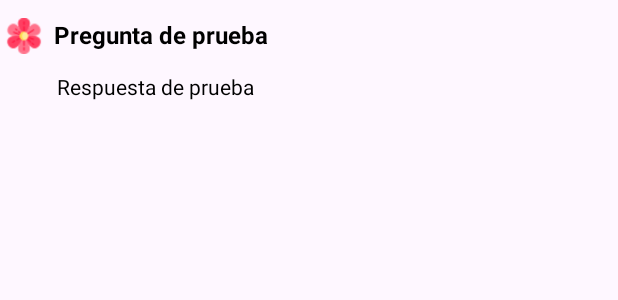
After one commit to natyvcodes/education-app-cop16, an Android app: the layout item_list.xml on its own in the app's theme, with its tools: preview values and no code run, on a phone screen of 412 x 824 dp. The commit adds this screen. Shown: the top 300 px of the screen. Run offline under Robolectric (Android 15) with nearby library versions, the phone set to English and light mode, and no system bars.

Commit message:
faq component working

```diff
--- /dev/null
+++ b/app/src/main/res/layout/item_list.xml
@@ -0,0 +1,58 @@
+<LinearLayout
+    xmlns:android="http://schemas.android.com/apk/res/android"
+    xmlns:app="http://schemas.android.com/apk/res-auto"
+    android:id="@+id/linearLayout"
+    android:layout_width="match_parent"
+    android:layout_height="wrap_content"
+    android:orientation="vertical"
+    >
+
+    <LinearLayout
+        android:layout_width="match_parent"
+        android:layout_height="match_parent"
+        android:paddingVertical="12dp"
+        android:orientation="horizontal">
+        <ImageView
+            android:id="@+id/imageView3"
+            android:layout_width="wrap_content"
+            android:layout_height="24dp"
+            android:layout_marginRight="4dp"
+            app:srcCompat="@drawable/flor"
+            android:layout_alignParentRight="true"
+            />
+
+        <TextView
+            android:id="@+id/Pregunta"
+            android:layout_width="match_parent"
+            android:layout_height="wrap_content"
+            android:text="Pregunta de prueba"
+            android:textColor="#000"
+            android:textStyle="bold"
+            android:textSize="16sp"
+        />
+
+
+
+    </LinearLayout>
+
+
+    <RelativeLayout
+        android:id="@+id/relativeLayout"
+        android:layout_width="wrap_content"
+        android:layout_height="wrap_content"
+        android:paddingHorizontal="38dp">
+        <TextView
+            android:id="@+id/Respuesta"
+            android:layout_width="match_parent"
+            android:layout_height="wrap_content"
+            android:text="Respuesta de prueba"
+            android:textColor="#000000"
+            android:paddingBottom="20dp"
+            android:textSize="14sp" />
+
+
+
+    </RelativeLayout>
+
+
+</LinearLayout>
```
Also changed, not shown: app/src/main/java/com/grupo1/myapp/Preguntas.java (added, +45 -0 lines), app/src/main/java/com/grupo1/myapp/PreguntasAdapter.java (added, +67 -0 lines), app/src/main/java/com/grupo1/myapp/Principal.java (+39 -2 lines), app/src/main/res/layout/activity_principal.xml (+12 -8 lines), app/src/main/res/drawable/flor.png (added).
